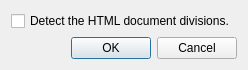
This is html/frontend/qt/config.ui in pfrancq/galilei as Qt 5 draws it before an edit. The edited form follows.
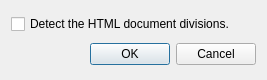
This is the edited form.

```diff
--- a/html/frontend/qt/config.ui
+++ b/html/frontend/qt/config.ui
@@ -6,8 +6,8 @@
    <rect>
     <x>0</x>
     <y>0</y>
-    <width>248</width>
-    <height>70</height>
+    <width>267</width>
+    <height>80</height>
    </rect>
   </property>
   <property name="windowTitle">
```
Left out of the diff: 22 changed lines with no effect on the pictures.
